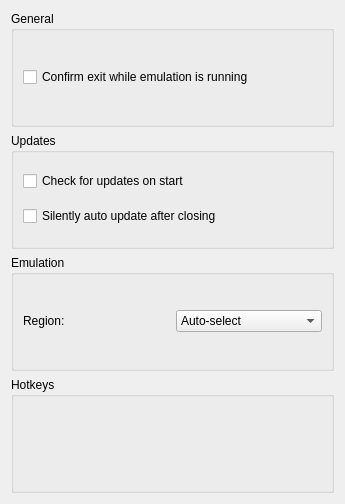
This is src/citra_qt/configuration/configure_general.ui in PabloMK7/citra as Qt 5 draws it before an edit. The edited form follows.
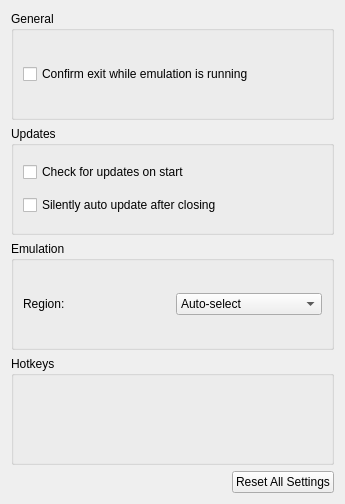
This is the edited form. Custom widgets are drawn as their Qt base class.

Commit message: configure_general: Add an option to reset defaults

What changed in the file:
```diff
--- a/src/citra_qt/configuration/configure_general.ui
+++ b/src/citra_qt/configuration/configure_general.ui
@@ -147,6 +147,13 @@
        </layout>
       </widget>
      </item>
+     <item alignment="Qt::AlignRight">
+      <widget class="QPushButton" name="button_reset_defaults">
+       <property name="text">
+        <string>Reset All Settings</string>
+       </property>
+      </widget>
+     </item>
     </layout>
    </item>
   </layout>
```
The commit also changes 2 other files.
